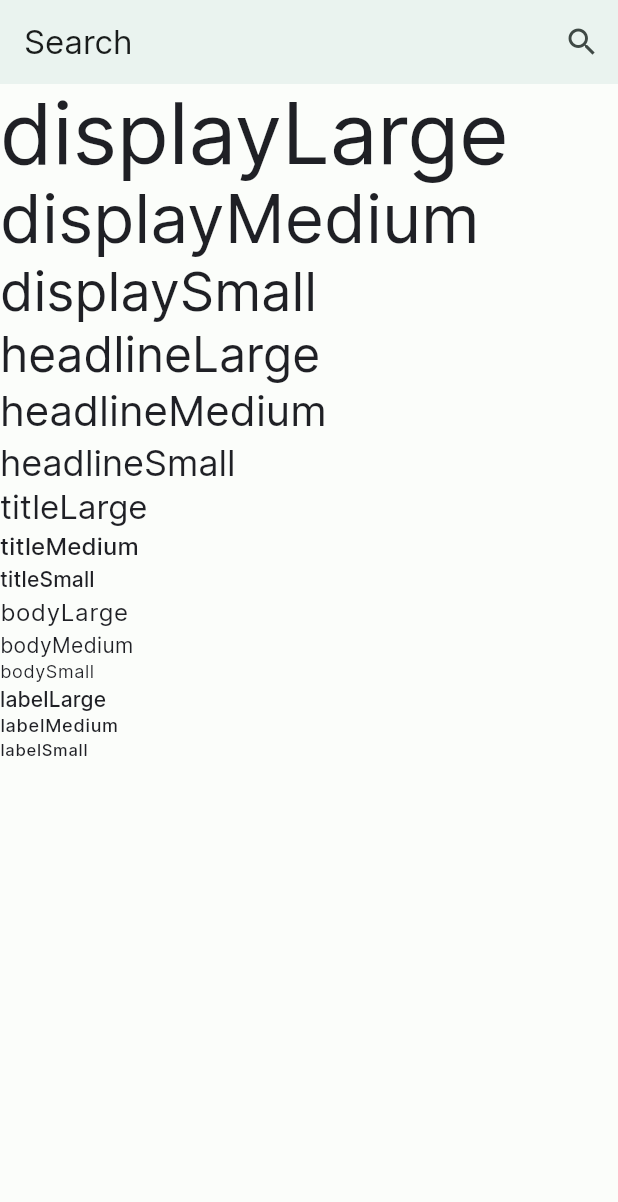
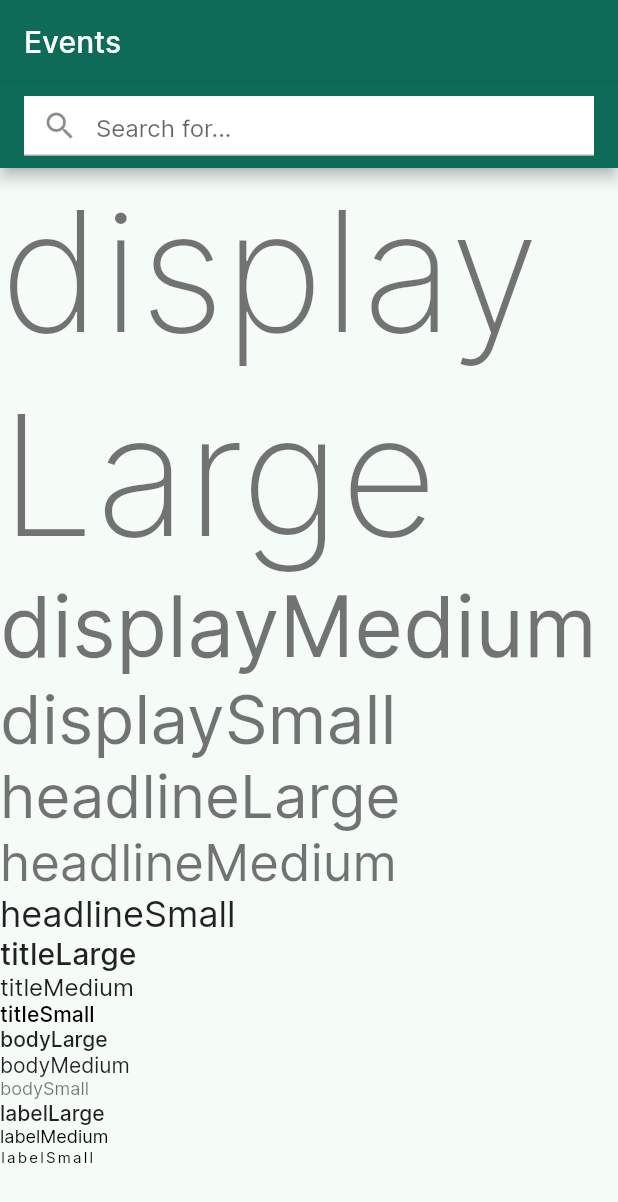
Before and after one commit to juanpa097/teapptro, a Flutter app: the screen it shows after launch, on a phone screen of 412 x 824 dp. Shown: the top 1202 px of the screen. Run offline on Flutter 3.47's test engine with Material 2 defaults, Android fonts, the phone set to English and light mode, and no system bars.

Commit message:
rolled back to basic theme and added bar with search

```diff
--- a/lib/features/search/presentation/pages/SearchEventPage.dart
+++ b/lib/features/search/presentation/pages/SearchEventPage.dart
@@ -6,23 +6,31 @@ class SearchEventPage extends StatelessWidget {
   @override
   Widget build(BuildContext context) {
     return Scaffold(
-        appBar: AppBar(
-          title: const Text("Search"),
-          elevation: 2,
-          actions: [
-            IconButton(
-                onPressed: () {
-                  print("Search");
-                },
-                icon: const Icon(
-                  Icons.search,
-                  semanticLabel: "search",
-                ))
-          ],
-        ),
-        body: Column(
-          crossAxisAlignment: CrossAxisAlignment.start,
-          children: [
+      body: CustomScrollView(
+        slivers: [
+          SliverAppBar(
+            floating: true,
+            pinned: true,
+            snap: false,
+            title: const Text("Events"),
+            bottom: AppBar(
+              title: Container(
+                width: double.infinity,
+                height: 40,
+                color: Colors.white,
+                child: const Center(
+                  child: TextField(
+                    decoration: InputDecoration(
+                      hintText: 'Search for...',
+                      prefixIcon: Icon(Icons.search),
+                    ),
+                  ),
+                ),
+              ),
+            ),
+          ),
+          SliverList(
+              delegate: SliverChildListDelegate([
             Text("displayLarge",
                 style: Theme.of(context).textTheme.displayLarge),
             Text("displayMedium",
@@ -44,7 +52,9 @@ class SearchEventPage extends StatelessWidget {
             Text("labelLarge", style: Theme.of(context).textTheme.labelLarge),
             Text("labelMedium", style: Theme.of(context).textTheme.labelMedium),
             Text("labelSmall", style: Theme.of(context).textTheme.labelSmall),
-          ],
-        ));
+          ]))
+        ],
+      ),
+    );
   }
 }
--- a/lib/main.dart
+++ b/lib/main.dart
@@ -1,7 +1,5 @@
 import 'package:flutter/material.dart';
-import 'package:teapptro/theme/color_schemes.dart';
 import 'package:teapptro/features/search/presentation/pages/SearchEventPage.dart';
-import 'package:teapptro/theme/text_theme.dart';
 
 void main() {
   runApp(const TeapptroApp());
@@ -15,7 +13,10 @@ class TeapptroApp extends StatelessWidget {
     return MaterialApp(
       debugShowCheckedModeBanner: false,
       title: 'Teapptro',
-      theme: ThemeData(useMaterial3: true, colorScheme: lightColorScheme, textTheme: defaultTextTheme),
+      theme: ThemeData.from(
+          colorScheme: ColorScheme.fromSeed(seedColor: const Color(0xFF0DCDAA)),
+          textTheme: Theme.of(context).textTheme.apply(fontFamily: "Inter"),
+          useMaterial3: false),
       home: const SearchEventPage(),
     );
   }
--- a/lib/theme/color_schemes.dart
+++ /dev/null
@@ -1,65 +0,0 @@
-import 'package:flutter/material.dart';
-
-const lightColorScheme = ColorScheme(
-  brightness: Brightness.light,
-  primary: Color(0xFF006B58),
-  onPrimary: Color(0xFFFFFFFF),
-  primaryContainer: Color(0xFF5EFBD6),
-  onPrimaryContainer: Color(0xFF002019),
-  secondary: Color(0xFF4B635B),
-  onSecondary: Color(0xFFFFFFFF),
-  secondaryContainer: Color(0xFFCDE9DE),
-  onSecondaryContainer: Color(0xFF072019),
-  tertiary: Color(0xFF416277),
-  onTertiary: Color(0xFFFFFFFF),
-  tertiaryContainer: Color(0xFFC5E7FF),
-  onTertiaryContainer: Color(0xFF001E2D),
-  error: Color(0xFFBA1A1A),
-  errorContainer: Color(0xFFFFDAD6),
-  onError: Color(0xFFFFFFFF),
-  onErrorContainer: Color(0xFF410002),
-  background: Color(0xFFFBFDFA),
-  onBackground: Color(0xFF191C1B),
-  surface: Color(0xFFFBFDFA),
-  onSurface: Color(0xFF191C1B),
-  surfaceVariant: Color(0xFFDBE5E0),
-  onSurfaceVariant: Color(0xFF3F4945),
-  outline: Color(0xFF6F7975),
-  onInverseSurface: Color(0xFFEFF1EE),
-  inverseSurface: Color(0xFF2E312F),
-  inversePrimary: Color(0xFF36DEBA),
-  shadow: Color(0xFF000000),
-  surfaceTint: Color(0xFF006B58),
-);
-
-const darkColorScheme = ColorScheme(
-  brightness: Brightness.dark,
-  primary: Color(0xFF36DEBA),
-  onPrimary: Color(0xFF00382D),
-  primaryContainer: Color(0xFF005142),
-  onPrimaryContainer: Color(0xFF5EFBD6),
-  secondary: Color(0xFFB2CCC2),
-  onSecondary: Color(0xFF1D352E),
-  secondaryContainer: Color(0xFF344C44),
-  onSecondaryContainer: Color(0xFFCDE9DE),
-  tertiary: Color(0xFFA9CBE3),
-  onTertiary: Color(0xFF0F3447),
-  tertiaryContainer: Color(0xFF294A5E),
-  onTertiaryContainer: Color(0xFFC5E7FF),
-  error: Color(0xFFFFB4AB),
-  errorContainer: Color(0xFF93000A),
-  onError: Color(0xFF690005),
-  onErrorContainer: Color(0xFFFFDAD6),
-  background: Color(0xFF191C1B),
-  onBackground: Color(0xFFE1E3E0),
-  surface: Color(0xFF191C1B),
-  onSurface: Color(0xFFE1E3E0),
-  surfaceVariant: Color(0xFF3F4945),
-  onSurfaceVariant: Color(0xFFBFC9C4),
-  outline: Color(0xFF89938E),
-  onInverseSurface: Color(0xFF191C1B),
-  inverseSurface: Color(0xFFE1E3E0),
-  inversePrimary: Color(0xFF006B58),
-  shadow: Color(0xFF000000),
-  surfaceTint: Color(0xFF36DEBA),
-);
--- a/lib/theme/text_theme.dart
+++ /dev/null
@@ -1,5 +0,0 @@
-import 'package:flutter/material.dart';
-
-const textColor = Color(0xFF1F2025);
-var defaultTextTheme = Typography.blackMountainView
-    .apply(fontFamily: "Inter", displayColor: textColor, bodyColor: textColor);
```
